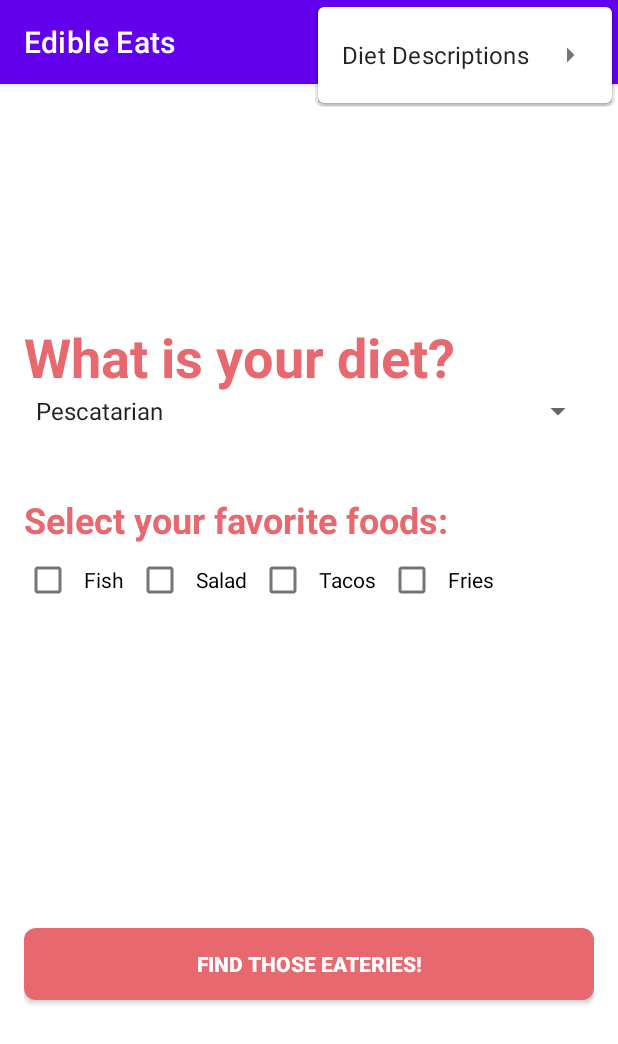
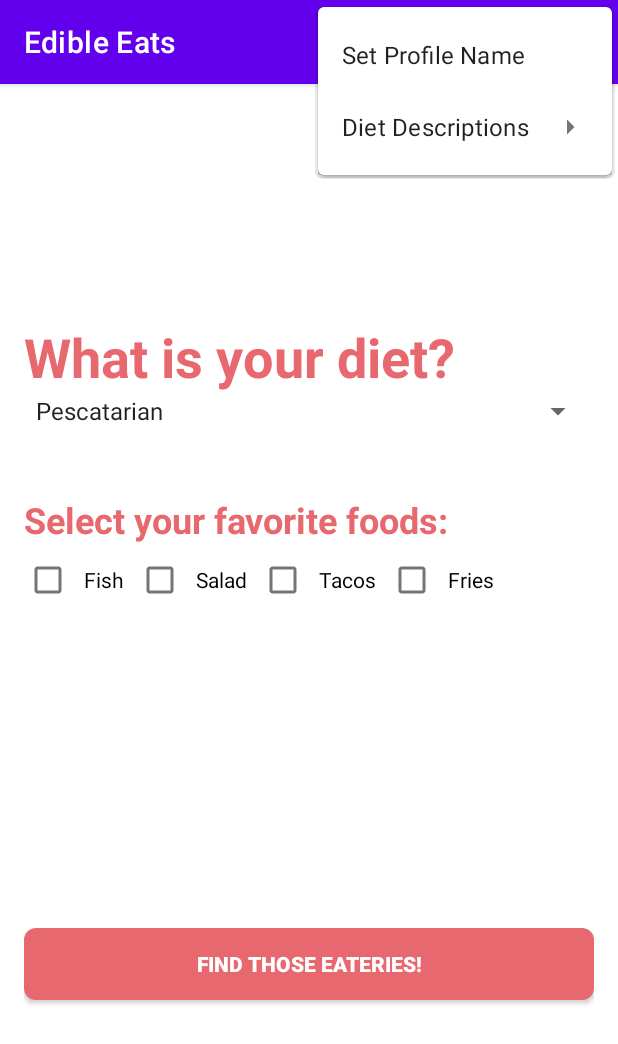
Before and after one commit to galfudim/edible-eats, an Android app: the UserPreferenceActivity screen opened directly, with no data from a screen before it, with the options menu open, on a phone screen of 412 x 824 dp. Shown: the top 1044 px of the screen. Run offline under Robolectric (Android 15) with nearby library versions, the phone set to English and light mode, and no system bars.

Commit message:
Fixed firebase login error & started implementing small profile name logic

```diff
--- a/app/src/main/AndroidManifest.xml
+++ b/app/src/main/AndroidManifest.xml
@@ -1,6 +1,11 @@
 <?xml version="1.0" encoding="utf-8"?>
 <manifest xmlns:android="http://schemas.android.com/apk/res/android"
     package="courses.projects.edible_eats">
+
+    <!--  Permissions necessary for Firebase  -->
+    <uses-permission android:name="android.permission.INTERNET" />
+    <uses-permission android:name="android.permission.ACCESS_NETWORK_STATE" />
+    <uses-permission android:name="android.permission.ACCESS_WIFI_STATE" />
 
     <application
         android:allowBackup="true"
--- a/app/src/main/java/courses/projects/edible_eats/UserPreferenceActivity.kt
+++ b/app/src/main/java/courses/projects/edible_eats/UserPreferenceActivity.kt
@@ -139,6 +139,9 @@ class UserPreferenceActivity : AppCompatActivity() {
         val dlg: AlertDialog.Builder =  AlertDialog.Builder(this)
 
         when (item.itemId) {
+            R.id.profile_name -> {
+                return true
+            }
             R.id.Vegan -> {
                 dlg.setMessage(R.string.vegan_info)
                 dlg.create().show()
--- a/app/src/main/res/menu/menu_main.xml
+++ b/app/src/main/res/menu/menu_main.xml
@@ -2,6 +2,9 @@
 <menu xmlns:android="http://schemas.android.com/apk/res/android"
     xmlns:tools="http://schemas.android.com/tools"
     tools:context="courses.projects.edible_eats.UserPreferenceActivity">
+    <item android:id="@+id/profile_name"
+          android:title="Set Profile Name">
+    </item>
 
     <item
         android:id="@+id/diet_description"
```
